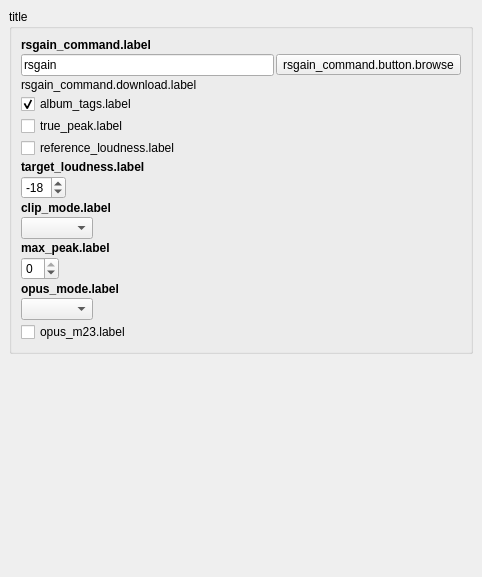
Old version of the form ui_options.ui in the repository metabrainz/picard-plugin-replaygain2.
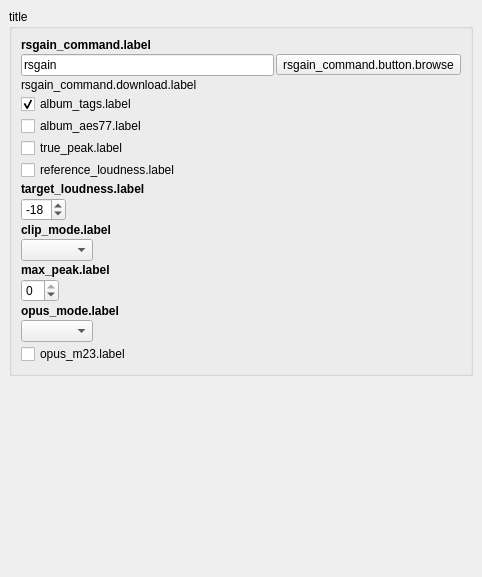
New version of the form.

Commit message: Update .ui file and re-compile ui_options.py

```diff
--- a/ui_options.ui
+++ b/ui_options.ui
@@ -106,6 +106,13 @@
         </property>
        </widget>
       </item>
+      <item>
+       <widget class="QCheckBox" name="album_aes77">
+        <property name="text">
+         <string>album_aes77.label</string>
+        </property>
+       </widget>
+      </item>
       <item>
        <widget class="QCheckBox" name="true_peak">
         <property name="whatsThis">
```
Left out of the diff: 4 changed lines with no effect on the pictures. The commit also changes 1 other file.
